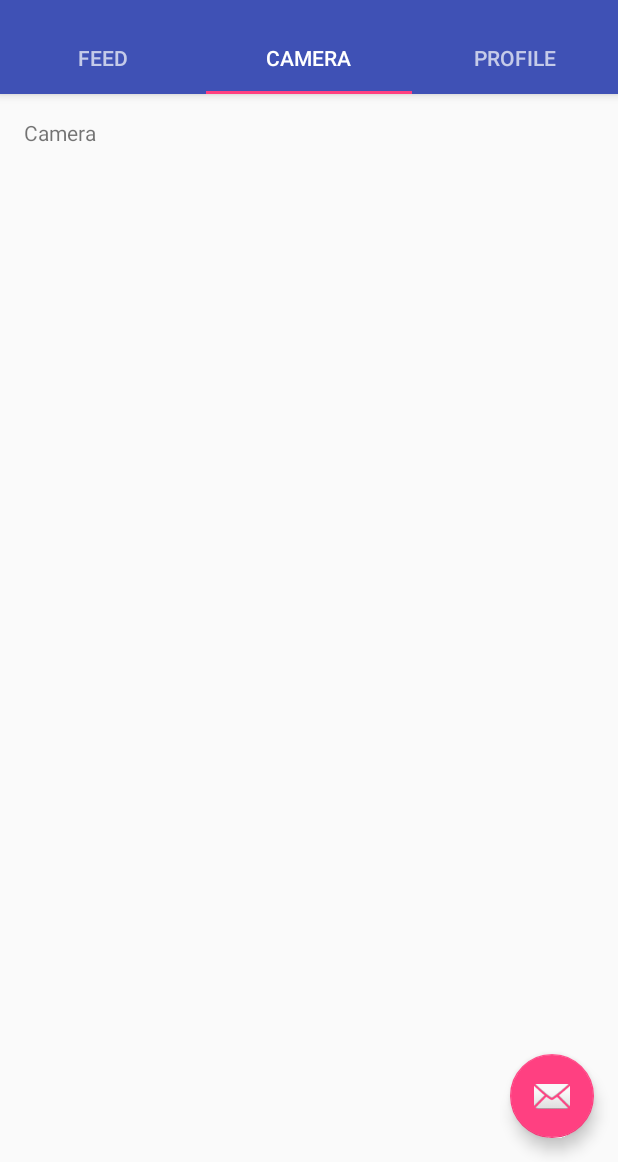
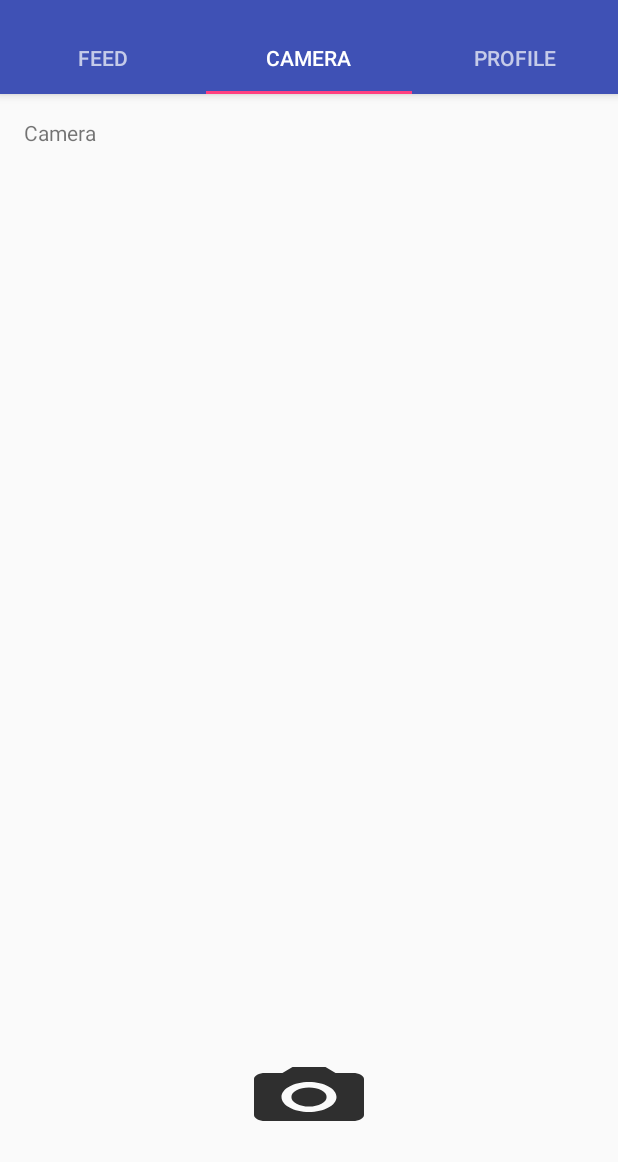
Before and after one commit to dchi11297/Animoment, an Android app: the screen it shows after launch (MainActivity), tab 2 chosen, on a phone screen of 412 x 824 dp, the part 74-1236 px from its top. Run offline under Robolectric (Android 15) with nearby library versions, the phone set to English and light mode, and no system bars.

Commit message:
Added Camera feature, still need to activate on tab click (tab click listener)

```diff
--- a/app/src/main/java/com/teamphantom/animoment/animoment/MainActivity.java
+++ b/app/src/main/java/com/teamphantom/animoment/animoment/MainActivity.java
@@ -53,7 +53,7 @@ public class MainActivity extends AppCompatActivity {
 
         TabLayout tabLayout = (TabLayout) findViewById(R.id.tabs);
         tabLayout.setupWithViewPager(mViewPager);
-
+/*
         FloatingActionButton fab = (FloatingActionButton) findViewById(R.id.fab);
         fab.setOnClickListener(new View.OnClickListener() {
             @Override
@@ -62,7 +62,7 @@ public class MainActivity extends AppCompatActivity {
                         .setAction("Action", null).show();
             }
         });
-
+*/
     }
 
 
--- a/app/src/main/java/com/teamphantom/animoment/animoment/Tab2Camera.java
+++ b/app/src/main/java/com/teamphantom/animoment/animoment/Tab2Camera.java
@@ -1,21 +1,46 @@
 package com.teamphantom.animoment.animoment;
 
 import android.os.Bundle;
+import android.provider.MediaStore;
 import android.support.v4.app.Fragment;
 import android.view.LayoutInflater;
 import android.view.View;
 import android.view.ViewGroup;
-
+import android.widget.Button;
+import android.widget.ImageView;
+import android.content.Intent;
+import android.graphics.Bitmap;
 /**
  * Created by dchi on 3/25/17.
  */
 
 public class Tab2Camera extends Fragment {
+
+    Button btnPic;
+    ImageView imgTakenPic;
+    private static final int CAM_REQUEST = 1313;
     @Override
     public View onCreateView(LayoutInflater inflater, ViewGroup container,
                              Bundle savedInstanceState) {
         View rootView = inflater.inflate(R.layout.tab2camera, container, false);
-
+        btnPic = (Button) rootView.findViewById(R.id.captureButton);
+        imgTakenPic = (ImageView) rootView.findViewById(R.id.cameraView);
+        btnPic.setOnClickListener(new btnTakePhotoClicker());
         return rootView;
     }
+    @Override
+    public void onActivityResult(int requestCode, int resultCode, Intent data){
+        super.onActivityResult(requestCode,resultCode,data);
+        if (requestCode == CAM_REQUEST){
+         Bitmap bitmap = (Bitmap) data.getExtras().get("data");
+            imgTakenPic.setImageBitmap(bitmap);
+        }
+    }
+   class btnTakePhotoClicker implements Button.OnClickListener{
+       @Override
+       public void onClick(View view) {
+           Intent intent = new Intent(MediaStore.ACTION_IMAGE_CAPTURE);
+           startActivityForResult(intent, CAM_REQUEST);
+       }
+   }
 }
--- /dev/null
+++ b/app/src/main/res/drawable/camera.xml
@@ -0,0 +1,5 @@
+<vector android:height="20dp" android:viewportHeight="24.0"
+    android:viewportWidth="24.0" android:width="20dp" xmlns:android="http://schemas.android.com/apk/res/android">
+    <path android:fillColor="#FF000000" android:pathData="M12,12m-3.2,0a3.2,3.2 0,1 1,6.4 0a3.2,3.2 0,1 1,-6.4 0"/>
+    <path android:fillColor="#FF000000" android:pathData="M9,2L7.17,4L4,4c-1.1,0 -2,0.9 -2,2v12c0,1.1 0.9,2 2,2h16c1.1,0 2,-0.9 2,-2L22,6c0,-1.1 -0.9,-2 -2,-2h-3.17L15,2L9,2zM12,17c-2.76,0 -5,-2.24 -5,-5s2.24,-5 5,-5 5,2.24 5,5 -2.24,5 -5,5z"/>
+</vector>
--- /dev/null
+++ b/app/src/main/res/drawable/ic_camera_alt_black_24dp.xml
@@ -0,0 +1,6 @@
+<vector android:alpha="0.81" android:height="18dp"
+    android:viewportHeight="24.0" android:viewportWidth="24.0"
+    android:width="18dp" xmlns:android="http://schemas.android.com/apk/res/android">
+    <path android:fillColor="#FF000000" android:pathData="M12,12m-3.2,0a3.2,3.2 0,1 1,6.4 0a3.2,3.2 0,1 1,-6.4 0"/>
+    <path android:fillColor="#FF000000" android:pathData="M9,2L7.17,4L4,4c-1.1,0 -2,0.9 -2,2v12c0,1.1 0.9,2 2,2h16c1.1,0 2,-0.9 2,-2L22,6c0,-1.1 -0.9,-2 -2,-2h-3.17L15,2L9,2zM12,17c-2.76,0 -5,-2.24 -5,-5s2.24,-5 5,-5 5,2.24 5,5 -2.24,5 -5,5z"/>
+</vector>
--- a/app/src/main/res/layout/activity_main.xml
+++ b/app/src/main/res/layout/activity_main.xml
@@ -38,12 +38,4 @@
         android:layout_height="match_parent"
         app:layout_behavior="@string/appbar_scrolling_view_behavior" />
 
-    <android.support.design.widget.FloatingActionButton
-        android:id="@+id/fab"
-        android:layout_width="wrap_content"
-        android:layout_height="wrap_content"
-        android:layout_gravity="end|bottom"
-        android:layout_margin="@dimen/fab_margin"
-        app:srcCompat="@android:drawable/ic_dialog_email" />
-
 </android.support.design.widget.CoordinatorLayout>
--- a/app/src/main/res/layout/tab2camera.xml
+++ b/app/src/main/res/layout/tab2camera.xml
@@ -14,4 +14,21 @@
         android:layout_height="wrap_content"
         android:text = "Camera"/>
 
+    <ImageView
+        android:layout_width="match_parent"
+        android:layout_height="match_parent"
+        android:id = "@+id/cameraView"
+        android:scaleType="centerCrop"
+        android:layout_below="@+id/captureButton"/>
+
+    <Button
+
+        android:layout_width="wrap_content"
+        android:layout_height="wrap_content"
+        android:layout_marginBottom="59dp"
+        android:layout_alignParentBottom="true"
+        android:layout_centerHorizontal="true"
+        android:id="@+id/captureButton"
+        android:background="@drawable/ic_camera_alt_black_24dp" />
+
 </RelativeLayout>
```
